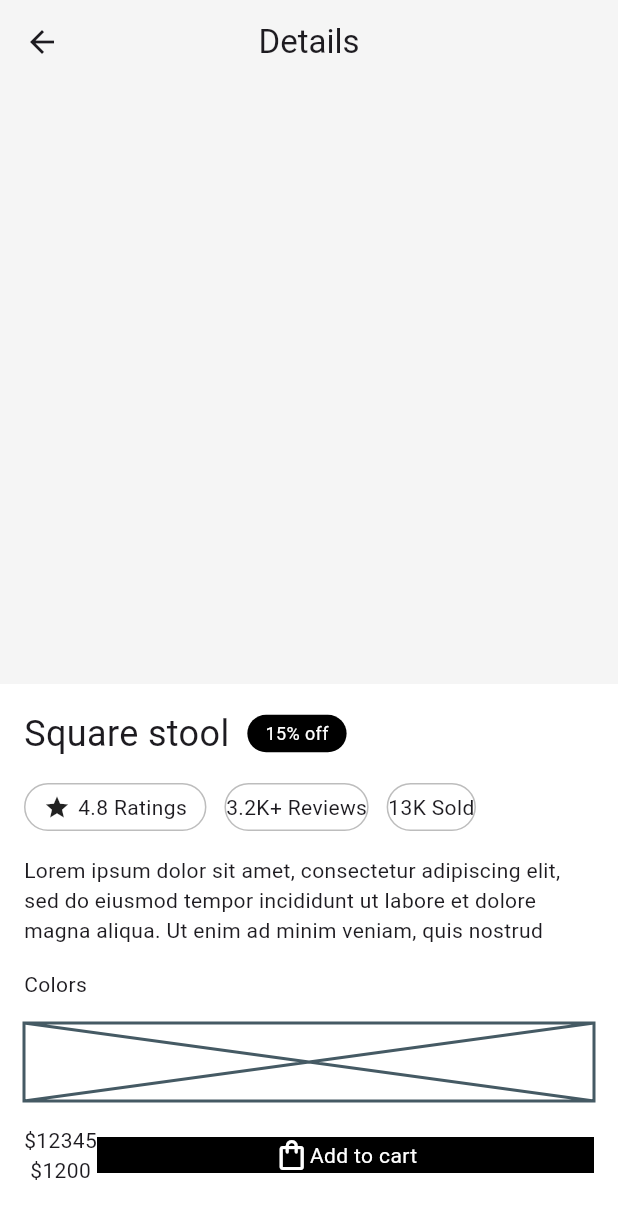
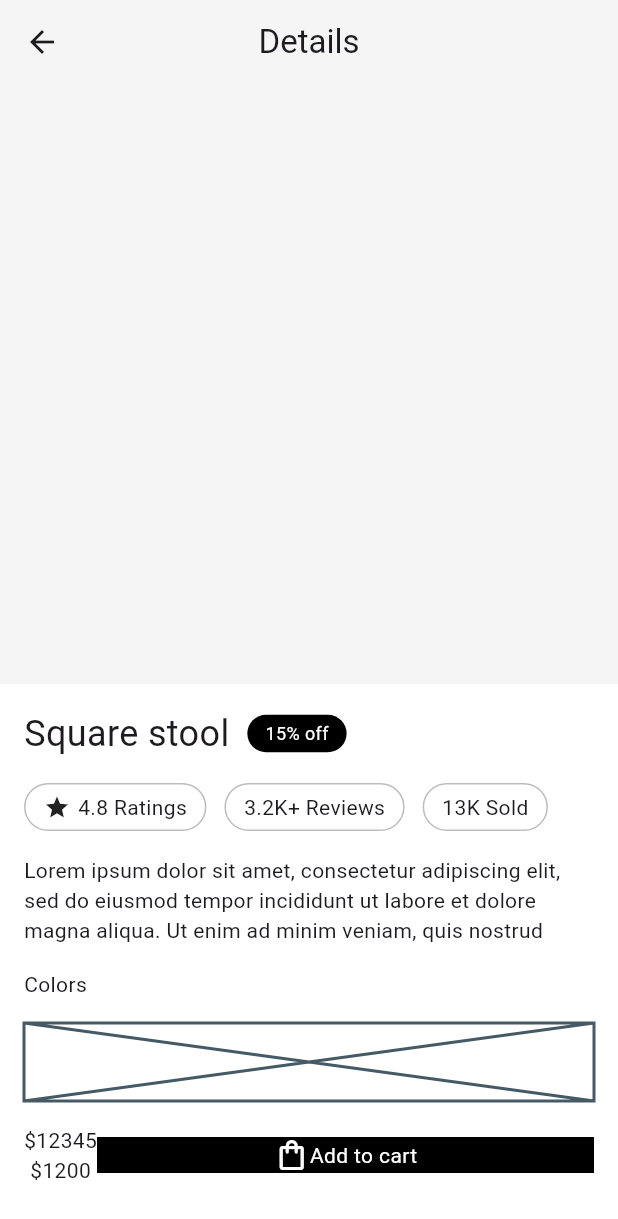
Before and after one commit to JAICHANGPARK/flutter_notebook_chapter_49, a Flutter app: the FurnitureDetailPage screen opened directly, on a phone screen of 412 x 824 dp. Shown: the top 1219 px of the screen. Run offline on Flutter 3.47's test engine with Material 3 defaults, Android fonts, the phone set to English and light mode, and no system bars; our stand-ins replace dots_indicator, gap, google_fonts.

Commit message:
Update furniture_detail_page.dart

```diff
--- a/lib/ep2460_furniture_app/ui/furniture_detail_page.dart
+++ b/lib/ep2460_furniture_app/ui/furniture_detail_page.dart
@@ -69,7 +69,7 @@ class _FurnitureDetailPageState extends State<FurnitureDetailPage> {
                           size: 18,), Text("4.8 Ratings")],
                         ),
                       ),
-                      Container(height: 32,
+                      Container(height: 32,  padding: .symmetric(horizontal: 12,),
                         decoration: ShapeDecoration(
                           shape: StadiumBorder(
                             side: BorderSide(color: Colors.grey[400]!),
@@ -77,7 +77,7 @@ class _FurnitureDetailPageState extends State<FurnitureDetailPage> {
                         ),
                         child: Row(children: [Text("3.2K+ Reviews")]),
                       ),
-                      Container(height: 32,
+                      Container(height: 32,  padding: .symmetric(horizontal: 12,),
                         decoration: ShapeDecoration(
                           shape: StadiumBorder(
                             side: BorderSide(color: Colors.grey[400]!),
```
